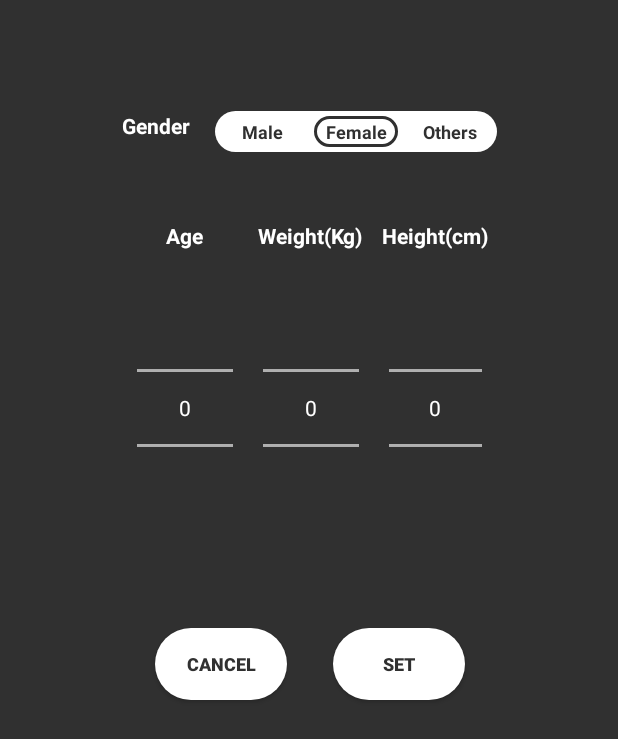
After one commit to felixboelter/Android-Programming-Project, an Android app: the layout setting_picker_layout.xml on its own in the app's theme, with its tools: preview values and no code run, on a phone screen of 412 x 824 dp. The commit adds this screen. Shown: the top 739 px of the screen. Run offline under Robolectric (Android 15) with nearby library versions, the phone set to English and light mode, and no system bars.

Commit message:
new layout for getting user information

```diff
--- a/StepApp/app/src/main/java/com/example/stepapp/MainActivity.java
+++ b/StepApp/app/src/main/java/com/example/stepapp/MainActivity.java
@@ -2,6 +2,7 @@ package com.example.stepapp;
 
 import android.Manifest;
 import android.content.pm.PackageManager;
+import android.database.sqlite.SQLiteDatabase;
 import android.os.Bundle;
 import android.view.MenuItem;
 import android.view.Menu;
@@ -32,6 +33,16 @@ import androidx.appcompat.widget.Toolbar;
 import java.util.List;
 
 public class MainActivity extends AppCompatActivity {
+    String SETTING_DB_NAME = "SETTING_DB";
+    private SQLiteDatabase settingDB;
+    private StepAppSettingHelper stepAppSettingHelper;
+    boolean settingIsEmpty = false;
+
+    String gender = "female";
+    int age;
+    int weight;
+    int height;
+
 
     private DrawerLayout drawer;
     private NavigationView navigationView;
@@ -67,6 +78,7 @@ public class MainActivity extends AppCompatActivity {
         if (runningQOrLater) {
             getActivity();
         }
+
 
     }
 
--- /dev/null
+++ b/StepApp/app/src/main/res/layout/setting_picker_layout.xml
@@ -0,0 +1,215 @@
+<?xml version="1.0" encoding="utf-8"?>
+<androidx.constraintlayout.widget.ConstraintLayout
+    xmlns:android="http://schemas.android.com/apk/res/android"
+    xmlns:app="http://schemas.android.com/apk/res-auto"
+    xmlns:tools="http://schemas.android.com/tools"
+    android:layout_width="match_parent"
+    android:layout_height="wrap_content"
+
+    android:layout_margin="32dp"
+    tools:context=".MainActivity" >
+
+    <androidx.constraintlayout.widget.ConstraintLayout
+        android:layout_width="250dp"
+        android:layout_height="450dp"
+        android:layout_gravity="center"
+        app:layout_constraintBottom_toBottomOf="parent"
+        app:layout_constraintEnd_toEndOf="parent"
+        app:layout_constraintStart_toStartOf="parent"
+        app:layout_constraintTop_toTopOf="parent">
+
+        <LinearLayout
+            android:id="@+id/duration_buttons"
+            android:layout_width="wrap_content"
+            android:layout_height="wrap_content"
+            android:layout_alignParentBottom="true"
+
+            android:layout_centerHorizontal="true"
+            android:orientation="horizontal"
+            app:layout_constraintBottom_toBottomOf="parent"
+            app:layout_constraintEnd_toEndOf="parent"
+            app:layout_constraintStart_toStartOf="parent"
+            app:layout_constraintTop_toTopOf="parent"
+            app:layout_constraintHorizontal_bias="0.5"
+            app:layout_constraintVertical_bias="1.0">
+
+            <Button
+                android:id="@+id/dialog_cancel_button"
+                android:layout_width="wrap_content"
+                android:layout_height="wrap_content"
+                android:layout_margin="15dp"
+                android:background="@drawable/white_bg"
+                android:text="@string/cancel_text"
+                android:textColor="@color/colorGray"
+                android:textSize="12sp"
+                android:gravity="center"
+                android:textStyle="bold"
+                android:layout_gravity="center|start"/>
+            <Button
+                android:id="@+id/dialog_set_button"
+                android:layout_width="wrap_content"
+                android:layout_height="wrap_content"
+                android:layout_margin="15dp"
+                android:background="@drawable/white_bg"
+                android:text="@string/set_text"
+                android:textColor="@color/colorGray"
+                android:textSize="12sp"
+                android:textStyle="bold"
+                android:layout_gravity="center|start"/>
+        </LinearLayout>
+
+        <LinearLayout
+            android:layout_width="match_parent"
+            android:layout_height="wrap_content"
+            android:orientation="horizontal"
+            app:layout_constraintVertical_bias="0.1"
+            app:layout_constraintHorizontal_bias="0.5"
+            app:layout_constraintBottom_toBottomOf="parent"
+            app:layout_constraintEnd_toEndOf="parent"
+            app:layout_constraintStart_toStartOf="parent"
+            app:layout_constraintTop_toTopOf="parent" >
+
+            <TextView
+                android:layout_width="0dp"
+                android:layout_height="wrap_content"
+                android:layout_weight="1"
+                android:text="@string/gender_text"
+                android:textColor="@color/colorWhite"
+                android:textStyle="bold"
+                android:gravity="start|center"/>
+
+            <LinearLayout
+                android:layout_width="0dp"
+                android:layout_height="wrap_content"
+                android:layout_weight="3"
+                android:background="@drawable/white_bg">
+                <TextView
+                    android:id="@+id/male_tv_id"
+                    android:layout_width="0dp"
+                    android:layout_height="wrap_content"
+                    android:layout_weight="1"
+                    android:text="@string/male_text"
+                    android:textColor="@color/colorGray"
+                    android:textStyle="bold"
+                    android:textSize="12sp"
+                    android:gravity="center"
+                    android:layout_gravity="center"
+                    android:padding="2dp"
+                    android:layout_margin="3dp"/>
+
+                <TextView
+                    android:id="@+id/female_tv_id"
+                    android:layout_width="0dp"
+                    android:layout_height="wrap_content"
+                    android:layout_weight="1"
+                    android:text="@string/female_text"
+                    android:textColor="@color/colorGray"
+                    android:textStyle="bold"
+                    android:textSize="12sp"
+                    android:gravity="center"
+                    android:layout_gravity="center"
+                    android:padding="2dp"
+                    android:background="@drawable/line_gray_bg"
+                    android:layout_margin="3dp"/>
+
+                <TextView
+                    android:id="@+id/others_tv_id"
+                    android:layout_width="0dp"
+                    android:layout_height="wrap_content"
+                    android:layout_weight="1"
+                    android:text="@string/others_text"
+                    android:textColor="@color/colorGray"
+                    android:textStyle="bold"
+                    android:textSize="12sp"
+                    android:gravity="center"
+                    android:layout_gravity="center"
+                    android:padding="2dp"
+                    android:layout_margin="3dp"/>
+
+            </LinearLayout>
+        </LinearLayout>
+        <LinearLayout
+            android:layout_width="match_parent"
+            android:layout_height="wrap_content"
+            android:orientation="horizontal"
+            app:layout_constraintVertical_bias="0.5"
+            app:layout_constraintHorizontal_bias="0.5"
+            app:layout_constraintBottom_toBottomOf="parent"
+            app:layout_constraintEnd_toEndOf="parent"
+            app:layout_constraintStart_toStartOf="parent"
+            app:layout_constraintTop_toTopOf="parent" >
+
+            <LinearLayout
+                android:layout_width="wrap_content"
+                android:layout_height="wrap_content"
+                android:orientation="vertical">
+                <TextView
+                    android:id="@+id/age_picker_tv"
+                    android:layout_width="wrap_content"
+                    android:layout_height="wrap_content"
+                    android:text="@string/age_text"
+                    android:textColor="@color/colorWhite"
+                    android:textStyle="bold"
+                    android:layout_gravity="center"
+                    android:gravity="center"
+                    android:layout_margin="5dp"/>
+                <NumberPicker
+                    android:id="@+id/age_picker"
+                    android:layout_width="wrap_content"
+                    android:layout_height="wrap_content"
+                    android:layout_margin="10dp"
+                    android:layout_gravity="center"
+                    android:gravity="center"/>
+            </LinearLayout>
+
+            <LinearLayout
+                android:layout_width="wrap_content"
+                android:layout_height="wrap_content"
+                android:orientation="vertical">
+                <TextView
+                    android:id="@+id/weight_picker_tv"
+                    android:layout_width="wrap_content"
+                    android:layout_height="wrap_content"
+                    android:text="@string/weight_text"
+                    android:textColor="@color/colorWhite"
+                    android:textStyle="bold"
+                    android:layout_gravity="center"
+                    android:gravity="center"
+                    android:layout_margin="5dp"/>
+                <NumberPicker
+                    android:id="@+id/weight_picker"
+                    android:layout_width="wrap_content"
+                    android:layout_height="wrap_content"
+                    android:layout_margin="10dp"/>
+
+            </LinearLayout>
+
+            <LinearLayout
+                android:layout_width="wrap_content"
+                android:layout_height="wrap_content"
+                android:orientation="vertical">
+                <TextView
+                    android:id="@+id/height_picker_tv"
+                    android:layout_width="wrap_content"
+                    android:layout_height="wrap_content"
+                    android:text="@string/height_text"
+                    android:textColor="@color/colorWhite"
+                    android:textStyle="bold"
+                    android:layout_gravity="center"
+                    android:gravity="center"
+                    android:layout_margin="5dp"/>
+                <NumberPicker
+                    android:id="@+id/height_picker"
+                    android:layout_width="wrap_content"
+                    android:layout_height="wrap_content"
+                    android:layout_margin="10dp"/>
+
+            </LinearLayout>
+
+        </LinearLayout>
+
+
+    </androidx.constraintlayout.widget.ConstraintLayout>
+
+
+</androidx.constraintlayout.widget.ConstraintLayout>
```
